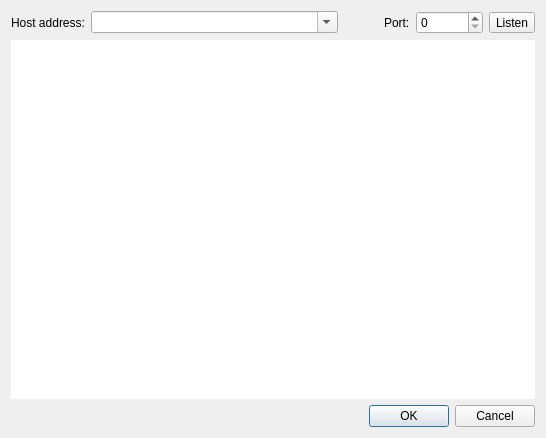
This is server/server.ui in alediaferia/neptune as Qt 5 draws it before an edit. The edited form follows.
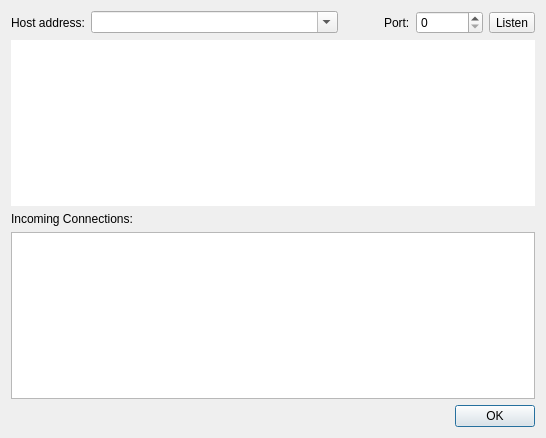
This is the edited form. Custom widgets are drawn as their Qt base class.

Commit message: working systray and incoming connection tracking

The edit to the form file:
```diff
--- a/server/server.ui
+++ b/server/server.ui
@@ -93,6 +93,16 @@
      </property>
     </widget>
    </item>
+   <item>
+    <widget class="QLabel" name="label_3" >
+     <property name="text" >
+      <string>Incoming Connections:</string>
+     </property>
+    </widget>
+   </item>
+   <item>
+    <widget class="QListView" name="listView" />
+   </item>
    <item>
     <layout class="QHBoxLayout" name="horizontalLayout_2" >
      <item>
@@ -121,13 +131,6 @@
        </property>
       </widget>
      </item>
-     <item>
-      <widget class="QPushButton" name="cancelButton" >
-       <property name="text" >
-        <string>Cancel</string>
-       </property>
-      </widget>
-     </item>
     </layout>
    </item>
   </layout>
```
The commit also changes 3 other files.
